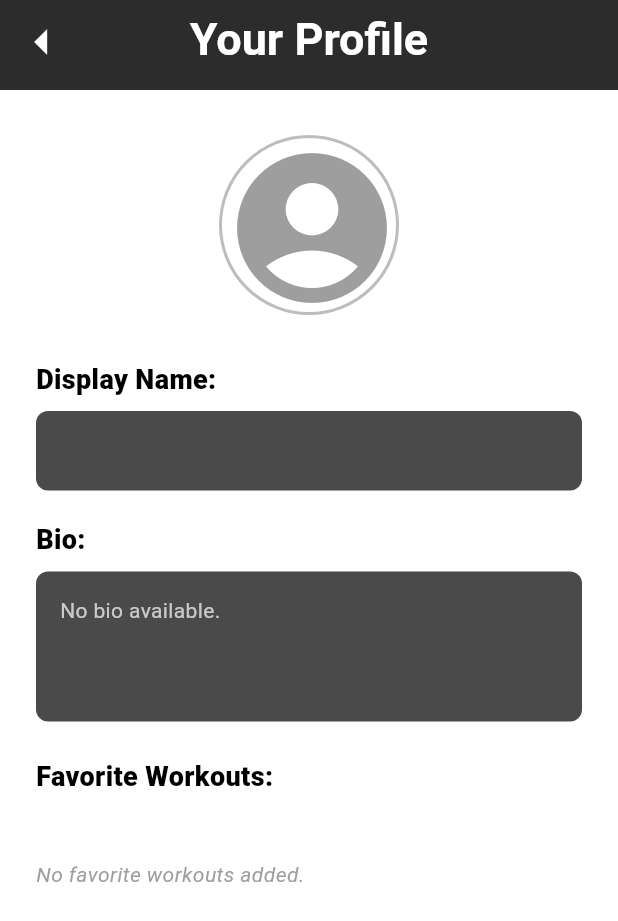
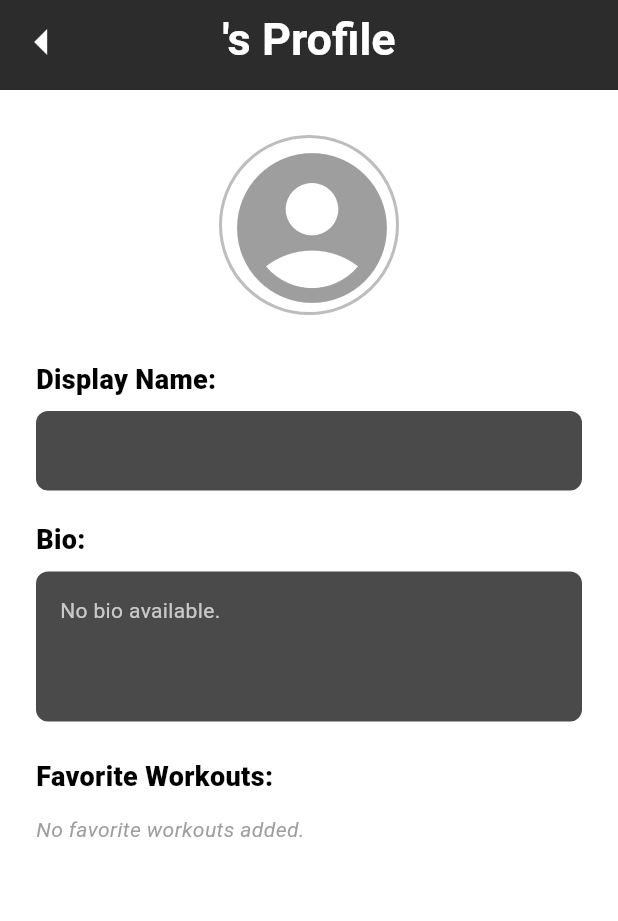
Before and after one commit to pbp-d4-semogalancar/gymbuddy-mobile, a Flutter app: the UserProfilePage screen opened directly with empty values, on a phone screen of 412 x 824 dp. Shown: the top 921 px of the screen. Run offline on Flutter 3.47's test engine with Material 3 defaults, Android fonts, the phone set to English and light mode, and no system bars; missing offline and left inert: pbp_django_auth.

Commit message:
refactor(profile): memisahkan widget helper untuk profile page

```diff
--- a/lib/screens/user_profile/user_profile_page.dart
+++ b/lib/screens/user_profile/user_profile_page.dart
@@ -1,5 +1,9 @@
 import 'package:flutter/material.dart';
 import 'package:gymbuddy/models/user_profile.dart';
+import 'package:provider/provider.dart';
+import 'package:gymbuddy/providers/user_provider.dart';
+import 'package:gymbuddy/widgets/profile_info_box.dart';
+import 'package:gymbuddy/widgets/profile_picture_display.dart';
 
 class UserProfilePage extends StatelessWidget {
   final UserProfileEntry userProfile;
@@ -8,12 +12,20 @@ class UserProfilePage extends StatelessWidget {
 
   @override
   Widget build(BuildContext context) {
-    // Definisi Warna sesuai desain referensi
-    const Color darkHeaderColor = Color(0xFF2C2C2C); // header appbar
-    const Color inputBoxColor = Color(0xFF4A4A4A);   // kotak Abu-abu gelap
-    const Color labelColor = Colors.black;           // warna label tulisan
 
-    final String? imageUrl = userProfile.profilePicture;
+    final int? loggedInUserId = context.watch<UserProvider>().userId;
+
+    // warna default
+    const Color darkHeaderColor = Color(0xFF2C2C2C);
+    const Color labelColor = Colors.black;
+
+    final bool isOwner = loggedInUserId == userProfile.id;
+
+    TextStyle labelStyle = const TextStyle(
+      fontSize: 18,
+      fontWeight: FontWeight.w800,
+      color: labelColor,
+    );
 
     return Scaffold(
       backgroundColor: Colors.white,
@@ -36,11 +48,12 @@ class UserProfilePage extends StatelessWidget {
               onPressed: () => Navigator.pop(context),
             ),
 
-            flexibleSpace: const FlexibleSpaceBar(
+            flexibleSpace: FlexibleSpaceBar(
               centerTitle: true,
+              // dynamic title appbar
               title: Text(
-                "Your Profile",
-                style: TextStyle(
+                isOwner ? "Your Profile" : "${userProfile.displayName}'s Profile",
+                style: const TextStyle(
                   color: Colors.white,
                   fontWeight: FontWeight.bold,
                   fontSize: 20,
@@ -49,64 +62,50 @@ class UserProfilePage extends StatelessWidget {
             ),
           ),
 
-          // BAGIAN INFO (Foto, Nama, Bio)
+          // ISI BODY
           SliverToBoxAdapter(
             child: Padding(
               padding: const EdgeInsets.symmetric(horizontal: 24.0, vertical: 30.0),
               child: Column(
                 crossAxisAlignment: CrossAxisAlignment.start,
                 children: [
-                  // --- PROFILE PICTURE LOGIC ---
+                  // --- PROFILE PICTURE ---
                   Center(
-                    child: Container(
-                      width: 120,
-                      height: 120,
-                      decoration: BoxDecoration(
-                        shape: BoxShape.circle,
-                        border: Border.all(color: Colors.grey.shade400, width: 2),
-                      ),
-                      child: ClipOval(
-                        child: _buildProfileImage(imageUrl),
-                      ),
+                    child: ProfilePictureDisplay(
+                      imageUrl: userProfile.profilePicture,
+                      size: 120,
                     ),
                   ),
 
                   const SizedBox(height: 30),
 
                   // --- DISPLAY NAME ---
-                  _buildLabel("Display Name:", labelColor),
+                  Text("Display Name:", style: labelStyle),
                   const SizedBox(height: 8),
-                  _buildInfoBox(userProfile.displayName, inputBoxColor),
+
+                  ProfileInfoBox(text: userProfile.displayName),
 
                   const SizedBox(height: 20),
 
                   // --- BIO ---
-                  _buildLabel("Bio:", labelColor),
+                  Text("Bio:", style: labelStyle),
                   const SizedBox(height: 8),
-                  _buildInfoBox(
-                    userProfile.bio.isNotEmpty ? userProfile.bio : "No bio available.",
-                    inputBoxColor,
+
+                  ProfileInfoBox(
+                    text: userProfile.bio.isNotEmpty ? userProfile.bio : "No bio available.",
                     isMultiLine: true,
                   ),
 
                   const SizedBox(height: 24),
 
-                  // --- FAVORITE WORKOUTS LABEL ---
-                  _buildLabel("Favorite Workouts:", labelColor),
+                  // --- FAVORITE WORKOUTS ---
+                  Text("Favorite Workouts:", style: labelStyle),
                   const SizedBox(height: 12),
-                ],
-              ),
-            ),
-          ),
 
-          // 3. GRID WORKOUTS (SliverGrid)
                   if (userProfile.favoriteWorkouts.isNotEmpty)
-            SliverToBoxAdapter(
-              child: Padding(
-                padding: const EdgeInsets.symmetric(horizontal: 24.0),
-                child: Wrap(
-                  spacing: 10.0, // Jarak horizontal antar item
-                  runSpacing: 10.0, // Jarak vertikal antar baris
+                    Wrap(
+                      spacing: 10.0,
+                      runSpacing: 10.0,
                       children: userProfile.favoriteWorkouts.map((workout) {
                         return Container(
                           padding: const EdgeInsets.symmetric(horizontal: 16, vertical: 10),
@@ -122,7 +121,6 @@ class UserProfilePage extends StatelessWidget {
                               )
                             ],
                           ),
-                      // MainAxisSize.min agar lebar kotak mengikuti panjang teks
                           child: Text(
                             workout,
                             style: const TextStyle(
@@ -133,94 +131,91 @@ class UserProfilePage extends StatelessWidget {
                           ),
                         );
                       }).toList(),
-                ),
-              ),
                     )
                   else
-            SliverToBoxAdapter(
-              child: Padding(
-                padding: const EdgeInsets.symmetric(horizontal: 24.0),
-                child: Text(
+                    Text(
                       "No favorite workouts added.",
                       style: TextStyle(color: Colors.grey[500], fontStyle: FontStyle.italic),
+                    ),
+
+                  const SizedBox(height: 40),
+                ],
               ),
             ),
           ),
 
-          // spacer bagian bawah
+          // 3. TOMBOL EDIT & DELETE
+          SliverToBoxAdapter(
+            child: isOwner
+                ? Padding(
+              padding: const EdgeInsets.symmetric(horizontal: 24.0),
+              child: Column(
+                children: [
+                  const Divider(),
+                  const SizedBox(height: 20),
+
+                  // EDIT
+                  SizedBox(
+                    width: double.infinity,
+                    child: ElevatedButton.icon(
+                      onPressed: () {
+                        ScaffoldMessenger.of(context).showSnackBar(
+                            const SnackBar(content: Text("Fitur Edit segera hadir!"))
+                        );
+                      },
+                      icon: const Icon(Icons.edit, color: Colors.white),
+                      label: const Text("Edit Profile", style: TextStyle(color: Colors.white)),
+                      style: ElevatedButton.styleFrom(
+                        backgroundColor: Colors.blueAccent,
+                        padding: const EdgeInsets.symmetric(vertical: 16),
+                        shape: RoundedRectangleBorder(borderRadius: BorderRadius.circular(8)),
+                      ),
+                    ),
+                  ),
+
+                  const SizedBox(height: 12),
+
+                  // DELETE
+                  SizedBox(
+                    width: double.infinity,
+                    child: TextButton.icon(
+                      onPressed: () {
+                        _showDeleteConfirmation(context);
+                      },
+                      icon: const Icon(Icons.delete_forever, color: Colors.red),
+                      label: const Text("Delete Account", style: TextStyle(color: Colors.red)),
+                      style: TextButton.styleFrom(
+                        padding: const EdgeInsets.symmetric(vertical: 16),
+                        shape: RoundedRectangleBorder(
+                            borderRadius: BorderRadius.circular(8),
+                            side: BorderSide(color: Colors.red.shade100)
+                        ),
+                      ),
+                    ),
+                  ),
+                ],
+              ),
+            ): const SizedBox.shrink(),
+          ),
           const SliverToBoxAdapter(child: SizedBox(height: 50)),
         ],
       ),
     );
   }
 
-  // --- LOGIC GAMBAR UTAMA ---
-  Widget _buildProfileImage(String? url) {
-    // jika url ada, load gambar
-    if (url != null && url.isNotEmpty) {
-      return Image.network(
-        url,
-        fit: BoxFit.cover,
-        width: 120,
-        height: 120,
-        headers: const {"Connection": "close"},
-
-        // jika gagal load, tampilkan icon sebagai profile picture default
-        errorBuilder: (context, error, stackTrace) {
-          return const Icon(
-            Icons.account_circle,
-            size: 120,
-            color: Colors.grey,
-          );
-        },
-        // loading state
-        loadingBuilder: (context, child, loadingProgress) {
-          if (loadingProgress == null) return child;
-          return const Center(child: CircularProgressIndicator());
-        },
-      );
-    }
-
-    // 3. Jika URL Null, Tampilkan ICON
-    else {
-      return const Icon(
-        Icons.account_circle,
-        size: 120,
-        color: Colors.grey,
-      );
-    }
-  }
-
-  // Helper Widget: Label Teks Bold
-  Widget _buildLabel(String text, Color color) {
-    return Text(
-      text,
-      style: TextStyle(
-        fontSize: 18, // Ukuran font besar
-        fontWeight: FontWeight.w800, // Extra Bold
-        color: color,
+  void _showDeleteConfirmation(BuildContext context) {
+    showDialog(
+      context: context,
+      builder: (context) => AlertDialog(
+        title: const Text("Hapus Akun?"),
+        content: const Text("Aksi ini tidak dapat dibatalkan. Yakin ingin menghapus akun?"),
+        actions: [
+          TextButton(onPressed: () => Navigator.pop(context), child: const Text("Batal")),
+          TextButton(
+              onPressed: () { Navigator.pop(context); },
+              child: const Text("Hapus", style: TextStyle(color: Colors.red))
           ),
-    );
-  }
-
-  // Helper Widget: Kotak Abu-abu (Read Only)
-  Widget _buildInfoBox(String text, Color bgColor, {bool isMultiLine = false}) {
-    return Container(
-      width: double.infinity,
-      padding: const EdgeInsets.all(16),
-      // Jika multiline (bio), tingginya fix agak besar. Jika tidak, menyesuaikan konten.
-      height: isMultiLine ? 100 : null,
-      alignment: isMultiLine ? Alignment.topLeft : Alignment.centerLeft,
-      decoration: BoxDecoration(
-        color: bgColor,
-        borderRadius: BorderRadius.circular(8),
-      ),
-      child: Text(
-        text,
-        style: const TextStyle(
-          color: Colors.white70, // Teks putih agak pudar
-          fontSize: 14,
-        ),
+        ],
       ),
     );
   }
--- /dev/null
+++ b/lib/widgets/profile_info_box.dart
@@ -0,0 +1,35 @@
+import 'package:flutter/material.dart';
+
+class ProfileInfoBox extends StatelessWidget {
+  final String text;
+  final bool isMultiLine;
+
+  static const Color _bgColor = Color(0xFF4A4A4A);
+
+  const ProfileInfoBox({
+    super.key,
+    required this.text,
+    this.isMultiLine = false,
+  });
+
+  @override
+  Widget build(BuildContext context) {
+    return Container(
+      width: double.infinity,
+      padding: const EdgeInsets.all(16),
+      height: isMultiLine ? 100 : null,
+      alignment: isMultiLine ? Alignment.topLeft : Alignment.centerLeft,
+      decoration: BoxDecoration(
+        color: _bgColor,
+        borderRadius: BorderRadius.circular(8),
+      ),
+      child: Text(
+        text,
+        style: const TextStyle(
+          color: Colors.white70,
+          fontSize: 14,
+        ),
+      ),
+    );
+  }
+}
--- /dev/null
+++ b/lib/widgets/profile_picture_display.dart
@@ -0,0 +1,49 @@
+import 'package:flutter/material.dart';
+
+class ProfilePictureDisplay extends StatelessWidget {
+  final String? imageUrl;
+  final double size;
+
+  const ProfilePictureDisplay({
+    super.key,
+    required this.imageUrl,
+    this.size = 120.0,
+  });
+
+  @override
+  Widget build(BuildContext context) {
+    return Container(
+      width: size,
+      height: size,
+      decoration: BoxDecoration(
+        shape: BoxShape.circle,
+        border: Border.all(color: Colors.grey.shade400, width: 2),
+      ),
+      child: ClipOval(
+        child: _buildImage(),
+      ),
+    );
+  }
+
+  Widget _buildImage() {
+    if (imageUrl != null && imageUrl!.isNotEmpty) {
+      return Image.network(
+        imageUrl!,
+        fit: BoxFit.cover,
+        width: size,
+        height: size,
+        headers: const {"Connection": "close"},
+
+        errorBuilder: (context, error, stackTrace) {
+          return Icon(Icons.account_circle, size: size, color: Colors.grey);
+        },
+        loadingBuilder: (context, child, loadingProgress) {
+          if (loadingProgress == null) return child;
+          return const Center(child: CircularProgressIndicator());
+        },
+      );
+    } else {
+      return Icon(Icons.account_circle, size: size, color: Colors.grey);
+    }
+  }
+}
```
Lines whose indentation alone changed are shown as unchanged.
